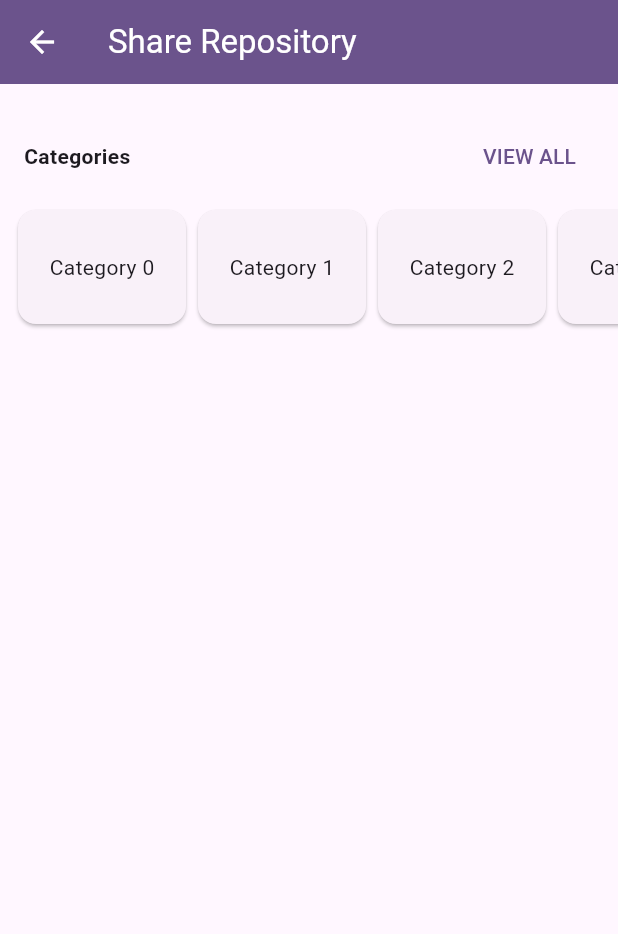
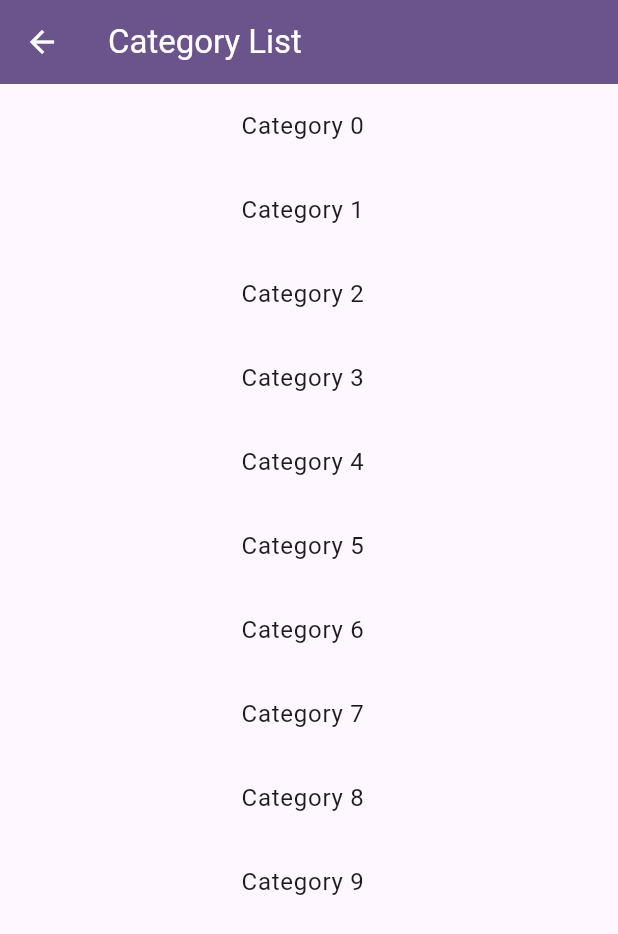
Before and after one commit to thetpaingsoe/flutter_bloc_demo, a Flutter app: the ShareRepositoryPage screen opened directly, after a tap on "VIEW ALL", on a phone screen of 412 x 824 dp. Shown: the top 934 px of the screen. Run offline on Flutter 3.47's test engine with Material 3 defaults, Android fonts, the phone set to English and light mode, and no system bars; our stand-ins replace flutter_bloc.

Commit message:
Added Shared Repo Demo

```diff
--- /dev/null
+++ b/lib/features/share_repository/features/cateogry/bloc/category_list_bloc.dart
@@ -0,0 +1,22 @@
+import 'package:flutter_bloc/flutter_bloc.dart';
+import 'package:flutter_bloc_demo/features/share_repository/features/cateogry/bloc/category_list_event.dart';
+import 'package:flutter_bloc_demo/features/share_repository/features/cateogry/bloc/category_list_state.dart';
+import 'package:flutter_bloc_demo/features/share_repository/repository/category_repository.dart';
+
+class CategoryListBloc extends Bloc<CategoryListEvent, CategoryListState>{
+  final CategoryRepository categoryRepository;
+  CategoryListBloc({required this.categoryRepository}) : super(CategoryListInitialState()) {
+    on<CategoryFetchDataEvent>((event, emit) async {
+      emit(CategoryListLoadingState());
+
+      final result = await categoryRepository.getCategories(event.keyword);
+      String errorMessage = '';
+      if (result.isEmpty) {
+        errorMessage = 'No data found';
+        emit(CategoryListErrorState(errorMessage: errorMessage));
+      } else {
+        emit(CategoryListSuccessState(keyword: event.keyword, categoryList: result));
+      }
+    });
+  }
+}
--- /dev/null
+++ b/lib/features/share_repository/features/cateogry/bloc/category_list_event.dart
@@ -0,0 +1,6 @@
+sealed class CategoryListEvent {}
+
+final class CategoryFetchDataEvent extends CategoryListEvent {
+  final String keyword;
+  CategoryFetchDataEvent({required this.keyword}) : super();
+}
--- /dev/null
+++ b/lib/features/share_repository/features/cateogry/bloc/category_list_state.dart
@@ -0,0 +1,20 @@
+sealed class CategoryListState {}
+
+final class CategoryListInitialState extends CategoryListState {
+  CategoryListInitialState() : super();
+}
+
+final class CategoryListLoadingState extends CategoryListState {
+  CategoryListLoadingState() : super();
+}
+
+final class CategoryListErrorState extends CategoryListState {
+  final String errorMessage;
+  CategoryListErrorState({required this.errorMessage}) : super();
+}
+
+final class CategoryListSuccessState extends CategoryListState {
+  final String keyword;
+  final List<String> categoryList;
+  CategoryListSuccessState({required this.keyword, required this.categoryList}) : super();
+}
--- /dev/null
+++ b/lib/features/share_repository/features/cateogry/ui/category_list_page.dart
@@ -0,0 +1,29 @@
+import 'package:flutter/material.dart';
+import 'package:flutter_bloc/flutter_bloc.dart';
+import 'package:flutter_bloc_demo/features/share_repository/features/cateogry/ui/category_list_screen.dart';
+import 'package:flutter_bloc_demo/features/share_repository/repository/category_repository.dart';
+
+import '../bloc/category_list_bloc.dart';
+
+class CategoryListPage extends StatelessWidget {
+  final CategoryRepository? categoryRepository;
+  const CategoryListPage({super.key, this.categoryRepository});
+
+  @override
+  Widget build(BuildContext context) {
+    return RepositoryProvider(
+      create: (context) => categoryRepository ?? CategoryRepository(),
+      child: BlocProvider(
+        create: (context) => CategoryListBloc(
+            categoryRepository: context.read<CategoryRepository>()),
+        child: Scaffold(
+            appBar: AppBar(
+              title: const Text('Category List'),
+              backgroundColor: Theme.of(context).colorScheme.primary,
+              foregroundColor: Theme.of(context).colorScheme.onPrimary,
+            ),
+            body: const CategoryListScreen()),
+      ),
+    );
+  }
+}
--- /dev/null
+++ b/lib/features/share_repository/features/cateogry/ui/category_list_screen.dart
@@ -0,0 +1,45 @@
+import 'package:flutter/material.dart';
+import 'package:flutter_bloc/flutter_bloc.dart';
+import 'package:flutter_bloc_demo/features/share_repository/features/cateogry/bloc/category_list_event.dart';
+
+import '../bloc/category_list_bloc.dart';
+import '../bloc/category_list_state.dart';
+
+class CategoryListScreen extends StatefulWidget {
+  const CategoryListScreen({super.key});
+
+  @override
+  State<CategoryListScreen> createState() => _CategoryListScreenState();
+}
+
+class _CategoryListScreenState extends State<CategoryListScreen> {
+
+  @override
+  void initState() {
+    BlocProvider.of<CategoryListBloc>(context).add(CategoryFetchDataEvent(keyword: ''));
+    super.initState();
+  }
+
+  @override
+  Widget build(BuildContext context) {
+    return BlocBuilder<CategoryListBloc, CategoryListState>(
+      builder:(context, state) {
+        if (state is CategoryListLoadingState) {
+          return const Center(child: CircularProgressIndicator());
+        } else if (state is CategoryListSuccessState) {
+          return ListView.builder(
+            itemCount: state.categoryList.length,
+            itemBuilder: (context, index) {
+              return ListTile(
+                title: Text(state.categoryList[index], textAlign: TextAlign.center,),
+              );
+            },
+          );
+        } else if (state is CategoryListErrorState) {
+          return Center(child: Text(state.errorMessage));
+        }
+        return const SizedBox();
+      },
+    );
+  }
+}
--- a/lib/features/share_repository/features/dashboard/ui/dashboard_screen.dart
+++ b/lib/features/share_repository/features/dashboard/ui/dashboard_screen.dart
@@ -1,8 +1,10 @@
 import 'package:flutter/material.dart';
 import 'package:flutter_bloc/flutter_bloc.dart';
+import 'package:flutter_bloc_demo/features/share_repository/features/cateogry/ui/category_list_page.dart';
 import 'package:flutter_bloc_demo/features/share_repository/features/dashboard/bloc/category/category_bloc.dart';
 import 'package:flutter_bloc_demo/features/share_repository/features/dashboard/bloc/category/category_event.dart';
 import 'package:flutter_bloc_demo/features/share_repository/features/dashboard/bloc/category/category_state.dart';
+import 'package:flutter_bloc_demo/features/share_repository/repository/category_repository.dart';
 
 class DashboardScreen extends StatefulWidget {
   const DashboardScreen({super.key});
@@ -21,6 +23,8 @@ class _DashboardScreenState extends State<DashboardScreen> {
 
   @override
   Widget build(BuildContext context) {
+    final categoryRepository = context.read<CategoryRepository>();
+
     return SingleChildScrollView(
       child: Column(
         children: [
@@ -37,7 +41,16 @@ class _DashboardScreenState extends State<DashboardScreen> {
                         .textTheme
                         .bodyMedium
                         ?.copyWith(fontWeight: FontWeight.bold)),
-                TextButton(onPressed: () {}, child: Text("VIEW ALL"))
+                TextButton(
+                    onPressed: () {
+                      Navigator.push(
+                          context,
+                          MaterialPageRoute(
+                            builder: (context) => CategoryListPage(
+                                categoryRepository: categoryRepository),
+                          ));
+                    },
+                    child: Text("VIEW ALL"))
               ],
             ),
           ),
```
